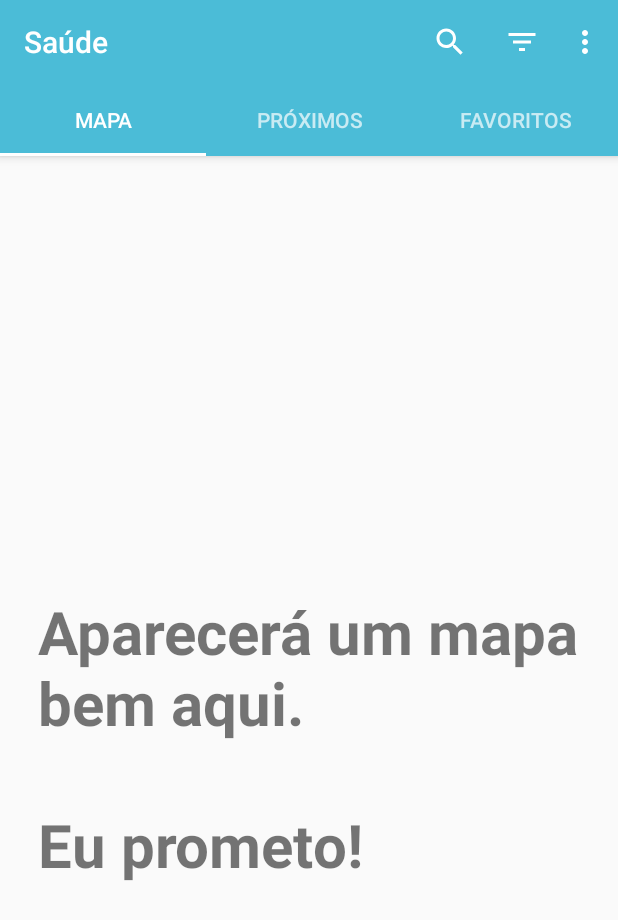
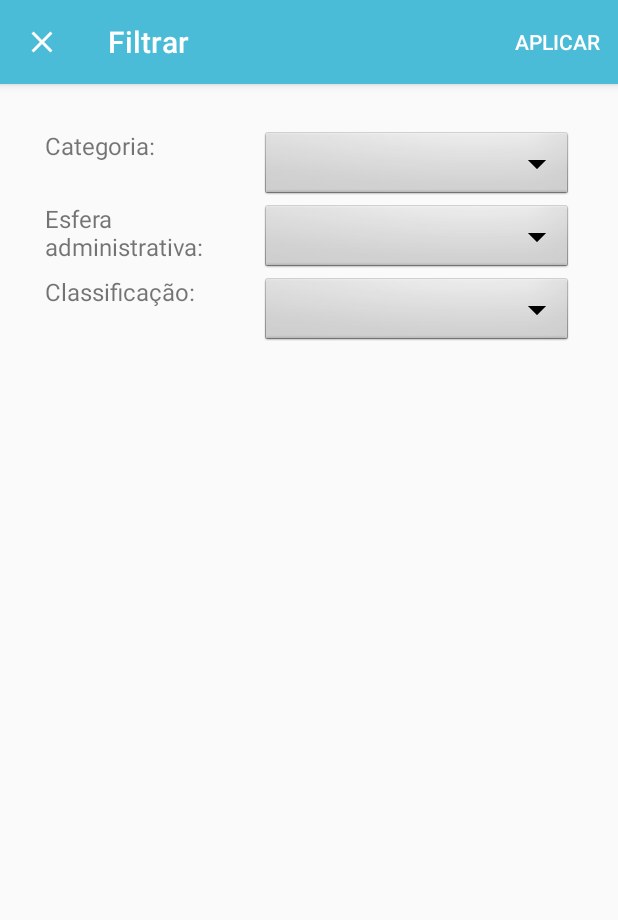
Before and after one commit to RaquelFernandes/maissaude, an Android app: the screen it shows after launch once a user with an empty profile is signed in (MainActivity before the commit, FiltroActivity after it), after a tap on "Filtrar", on a phone screen of 412 x 824 dp. Shown: the top 920 px of the screen. Run offline under Robolectric (Android 15) with nearby library versions, the phone set to English and light mode, and no system bars; our stand-ins replace Firebase (no records; nobody signed in at launch, a user with empty details on screens opened directly).

Commit message:
Cria nova Activitiy e Menu
Sobre e Filtrar

```diff
--- a/app/build.gradle
+++ b/app/build.gradle
@@ -31,6 +31,7 @@ dependencies {
     compile 'com.google.firebase:firebase-core:10.0.1'
     compile 'com.google.firebase:firebase-auth:10.0.1'
     compile 'com.google.firebase:firebase-storage:10.0.1'
+    compile 'com.google.android.gms:play-services-maps:10.0.1'
     testCompile 'junit:junit:4.12'
 }
 
--- a/app/src/main/java/com/example/a1514290074/saude/atividades/CadastroActivity.java
+++ b/app/src/main/java/com/example/a1514290074/saude/atividades/CadastroActivity.java
@@ -42,6 +42,7 @@ import com.google.firebase.auth.FirebaseUser;
 import com.google.firebase.auth.UserProfileChangeRequest;
 import com.google.firebase.storage.FirebaseStorage;
 import com.google.firebase.storage.StorageReference;
+import com.google.firebase.storage.StorageTask;
 import com.google.firebase.storage.UploadTask;
 
 public class CadastroActivity extends AppCompatActivity {
@@ -183,7 +184,7 @@ public class CadastroActivity extends AppCompatActivity {
         byte[] data = FotoHelper.imageViewToByteArray(ivFoto);
 
         UploadTask uploadTask = fotoRef.putBytes(data);
-        uploadTask.addOnFailureListener(new OnFailureListener() {
+        StorageTask<UploadTask.TaskSnapshot> taskSnapshotStorageTask = uploadTask.addOnFailureListener(new OnFailureListener() {
             @Override
             public void onFailure(@NonNull Exception exception) {
                 Log.d("UPLOAD_FOTO", "erro");
--- /dev/null
+++ b/app/src/main/java/com/example/a1514290074/saude/atividades/FiltroActivity.java
@@ -0,0 +1,36 @@
+package com.example.a1514290074.saude.atividades;
+
+import android.app.Activity;
+import android.content.DialogInterface;
+import android.content.Intent;
+import android.support.v7.app.AlertDialog;
+import android.support.v7.app.AppCompatActivity;
+import android.os.Bundle;
+import android.support.v7.widget.SearchView;
+import android.view.Menu;
+import android.view.MenuItem;
+import android.widget.Toast;
+
+import com.example.a1514290074.saude.R;
+
+public class FiltroActivity extends AppCompatActivity {
+
+    @Override
+    protected void onCreate(Bundle savedInstanceState) {
+        super.onCreate(savedInstanceState);
+        setContentView(R.layout.activity_filtro);
+    }
+
+    @Override
+    public boolean onCreateOptionsMenu(Menu menu) {
+        getMenuInflater().inflate(R.menu.filtro, menu);
+        return true;
+    }
+
+    public void aplicar(MenuItem item) {
+        Intent returnIntent = new Intent();
+        returnIntent.putExtra("dados", "teste");
+        setResult(Activity.RESULT_OK, returnIntent);
+        finish();
+    }
+}
--- a/app/src/main/java/com/example/a1514290074/saude/atividades/MainActivity.java
+++ b/app/src/main/java/com/example/a1514290074/saude/atividades/MainActivity.java
@@ -1,5 +1,6 @@
 package com.example.a1514290074.saude.atividades;
 
+import android.content.DialogInterface;
 import android.content.Intent;
 import android.support.design.widget.TabLayout;
 import android.support.v4.app.Fragment;
@@ -7,6 +8,7 @@ import android.support.v4.app.FragmentManager;
 import android.support.v4.app.FragmentPagerAdapter;
 import android.support.v4.view.ViewPager;
 import android.os.Bundle;
+import android.support.v7.app.AlertDialog;
 import android.support.v7.app.AppCompatActivity;
 import android.support.v7.widget.SearchView;
 import android.support.v7.widget.Toolbar;
@@ -30,6 +32,8 @@ public class MainActivity extends AppCompatActivity {
     private TabLayout tabLayout;
     private ViewPager viewPager;
     private SearchView searchView;
+
+    private final static int FILTRAR = 1;
 
     @Override
     protected void onCreate(Bundle savedInstanceState) {
@@ -102,6 +106,35 @@ public class MainActivity extends AppCompatActivity {
         return true;
     }
 
+    @Override
+    protected void onActivityResult(int requestCode, int resultCode, Intent data) {
+        // Check which request we're responding to
+        if (requestCode == FILTRAR) {
+            // Make sure the request was successful
+            if (resultCode == RESULT_OK) {
+                // The user picked a contact.
+                // The Intent's data Uri identifies which contact was selected.
+
+                // Do something with the contact here (bigger example below)
+            }
+        }
+    }
+
+    public void filtrar(MenuItem item) {
+        Intent it = new Intent(MainActivity.this, FiltroActivity.class);
+        startActivityForResult(it, FILTRAR);
+    }
+
+    public void sobre(MenuItem item) {
+        AlertDialog.Builder dialogo = new AlertDialog.Builder(MainActivity.this);
+        dialogo.setMessage(R.string.main_dlg_sobre)
+                .setPositiveButton(R.string.btn_ok, new DialogInterface.OnClickListener() {
+                    public void onClick(DialogInterface dialog, int id) {
+                        dialog.dismiss();
+                    }
+                }).create().show();
+    }
+
     public void sair(MenuItem item) {
         FirebaseAuth.getInstance().signOut();
         Intent it = new Intent(MainActivity.this, LoginActivity.class);
--- a/app/src/main/java/com/example/a1514290074/saude/fragmentos/MapaFragment.java
+++ b/app/src/main/java/com/example/a1514290074/saude/fragmentos/MapaFragment.java
@@ -1,29 +1,100 @@
 package com.example.a1514290074.saude.fragmentos;
 
+import android.Manifest;
+import android.content.pm.PackageManager;
 import android.os.Bundle;
+import android.support.annotation.NonNull;
+import android.support.v4.app.ActivityCompat;
 import android.support.v4.app.Fragment;
+import android.util.Log;
 import android.view.LayoutInflater;
 import android.view.View;
 import android.view.ViewGroup;
 
 import com.example.a1514290074.saude.R;
+import com.google.android.gms.maps.CameraUpdateFactory;
+import com.google.android.gms.maps.GoogleMap;
+import com.google.android.gms.maps.MapView;
+import com.google.android.gms.maps.MapsInitializer;
+import com.google.android.gms.maps.OnMapReadyCallback;
+import com.google.android.gms.maps.model.CameraPosition;
+import com.google.android.gms.maps.model.LatLng;
+import com.google.android.gms.maps.model.MarkerOptions;
 
-public class MapaFragment extends Fragment{
+public class MapaFragment extends Fragment {
+
+    MapView mMapView;
+    private GoogleMap googleMap;
 
     public MapaFragment() {
-        // Required empty public constructor
+        // Construtor vazio
     }
 
     @Override
-    public void onCreate(Bundle savedInstanceState) {
-        super.onCreate(savedInstanceState);
+    public View onCreateView(LayoutInflater inflater, ViewGroup container, Bundle savedInstanceState) {
+        View rootView = inflater.inflate(R.layout.fragment_mapa, container, false);
+
+        mMapView = (MapView) rootView.findViewById(R.id.mapView);
+        mMapView.onCreate(savedInstanceState);
+
+        mMapView.onResume(); // needed to get the map to display immediately
+
+        try {
+            MapsInitializer.initialize(getActivity().getApplicationContext());
+        } catch (Exception e) {
+            e.printStackTrace();
+        }
+
+        mMapView.getMapAsync(new OnMapReadyCallback() {
+            @Override
+            public void onMapReady(GoogleMap mMap) {
+                googleMap = mMap;
+
+                // For showing a move to my location button
+                if (ActivityCompat.checkSelfPermission(getActivity(), Manifest.permission.ACCESS_FINE_LOCATION) != PackageManager.PERMISSION_GRANTED &&
+                        ActivityCompat.checkSelfPermission(getActivity(), Manifest.permission.ACCESS_COARSE_LOCATION) != PackageManager.PERMISSION_GRANTED) {
+                    Log.d("PERMISSAO", "LOCALIZAÇÂO NEGADA");
+                    return;
+                }
+
+                googleMap.getUiSettings().setAllGesturesEnabled(true);
+                googleMap.setMyLocationEnabled(true);
+
+                // For dropping a marker at a point on the Map
+                LatLng sydney = new LatLng(-34, 151);
+                googleMap.addMarker(new MarkerOptions().position(sydney).title("Título").snippet("Descrição"));
+
+                // For zooming automatically to the location of the marker
+                CameraPosition cameraPosition = new CameraPosition.Builder().target(sydney).zoom(12).build();
+                googleMap.animateCamera(CameraUpdateFactory.newCameraPosition(cameraPosition));
+            }
+        });
+
+        return rootView;
     }
 
     @Override
-    public View onCreateView(LayoutInflater inflater, ViewGroup container,
-                             Bundle savedInstanceState) {
-        // Inflate the layout for this fragment
-        return inflater.inflate(R.layout.fragment_mapa, container, false);
+    public void onResume() {
+        super.onResume();
+        mMapView.onResume();
+    }
+
+    @Override
+    public void onPause() {
+        super.onPause();
+        mMapView.onPause();
+    }
+
+    @Override
+    public void onDestroy() {
+        super.onDestroy();
+        mMapView.onDestroy();
+    }
+
+    @Override
+    public void onLowMemory() {
+        super.onLowMemory();
+        mMapView.onLowMemory();
     }
 
 }
--- /dev/null
+++ b/app/src/main/res/drawable/ic_close.xml
@@ -0,0 +1,9 @@
+<vector xmlns:android="http://schemas.android.com/apk/res/android"
+        android:width="24dp"
+        android:height="24dp"
+        android:viewportWidth="24.0"
+        android:viewportHeight="24.0">
+    <path
+        android:fillColor="#FFF"
+        android:pathData="M19,6.41L17.59,5 12,10.59 6.41,5 5,6.41 10.59,12 5,17.59 6.41,19 12,13.41 17.59,19 19,17.59 13.41,12z"/>
+</vector>
--- /dev/null
+++ b/app/src/main/res/layout/activity_filtro.xml
@@ -0,0 +1,54 @@
+<?xml version="1.0" encoding="utf-8"?>
+<GridLayout xmlns:android="http://schemas.android.com/apk/res/android"
+    xmlns:app="http://schemas.android.com/apk/res-auto"
+    xmlns:tools="http://schemas.android.com/tools"
+    android:layout_width="match_parent"
+    android:layout_height="match_parent"
+    android:clipToPadding="false"
+    android:columnCount="2"
+    android:elevation="0dp"
+    android:orientation="vertical"
+    android:padding="30dp"
+    android:rowCount="3"
+    tools:context="com.example.a1514290074.saude.atividades.FiltroActivity">
+
+    <TextView
+        android:layout_columnWeight="0.3"
+        android:text="Categoria:"
+        android:textSize="16sp" />
+
+    <TextView
+        android:layout_columnWeight="0.3"
+        android:text="Esfera \nadministrativa:"
+        android:textSize="16sp" />
+
+    <TextView
+        android:layout_columnWeight="0.3"
+        android:text="Classificação:"
+        android:textSize="16sp" />
+
+    <Spinner
+        android:layout_width="wrap_content"
+        android:layout_height="wrap_content"
+        android:layout_columnWeight="1"
+        android:background="@android:drawable/btn_dropdown"
+        android:paddingBottom="30dp"
+        android:spinnerMode="dropdown" />
+
+    <Spinner
+        android:layout_width="wrap_content"
+        android:layout_height="wrap_content"
+        android:layout_columnWeight="1"
+        android:background="@android:drawable/btn_dropdown"
+        android:paddingBottom="30dp"
+        android:spinnerMode="dropdown" />
+
+    <Spinner
+        android:layout_width="wrap_content"
+        android:layout_height="wrap_content"
+        android:layout_columnWeight="1"
+        android:background="@android:drawable/btn_dropdown"
+        android:paddingBottom="30dp"
+        android:spinnerMode="dropdown" />
+
+</GridLayout>
--- a/app/src/main/res/layout/activity_main.xml
+++ b/app/src/main/res/layout/activity_main.xml
@@ -21,7 +21,8 @@
             android:layout_width="match_parent"
             android:layout_height="wrap_content"
             app:tabMode="fixed"
-            app:tabGravity="fill"/>
+            app:tabGravity="fill"
+            app:tabIndicatorColor="@color/tabIndicator"/>
     </android.support.design.widget.AppBarLayout>
 
     <android.support.v4.view.ViewPager
--- a/app/src/main/res/layout/fragment_mapa.xml
+++ b/app/src/main/res/layout/fragment_mapa.xml
@@ -1,15 +1,11 @@
+<?xml version="1.0" encoding="utf-8"?>
 <RelativeLayout xmlns:android="http://schemas.android.com/apk/res/android"
-    xmlns:tools="http://schemas.android.com/tools"
     android:layout_width="match_parent"
-    android:layout_height="match_parent"
-    tools:context="com.example.a1514290074.saude.fragmentos.MapaFragment">
+    android:layout_height="match_parent" >
 
-    <TextView
-        android:layout_width="wrap_content"
-        android:layout_height="wrap_content"
-        android:text="Aparecerá um mapa\nbem aqui.\n\nEu prometo!"
-        android:textSize="40dp"
-        android:textStyle="bold"
-        android:layout_centerInParent="true"/>
+    <com.google.android.gms.maps.MapView
+        android:id="@+id/mapView"
+        android:layout_width="match_parent"
+        android:layout_height="match_parent" />
 
 </RelativeLayout>
--- /dev/null
+++ b/app/src/main/res/menu/filtro.xml
@@ -0,0 +1,10 @@
+<?xml version="1.0" encoding="utf-8"?>
+<menu xmlns:android="http://schemas.android.com/apk/res/android"
+    xmlns:app="http://schemas.android.com/apk/res-auto">
+
+    <item android:id="@+id/action_aplicar"
+        android:title="@string/menu_aplicar"
+        app:showAsAction="ifRoom"
+        android:onClick="aplicar" />
+
+</menu>
--- a/app/src/main/res/menu/main.xml
+++ b/app/src/main/res/menu/main.xml
@@ -6,7 +6,12 @@
         android:orderInCategory="2"
         android:title="@string/main_title_filtrar"
         android:icon="@drawable/ic_filter_list"
-        app:showAsAction="ifRoom" />
+        app:showAsAction="ifRoom"
+        android:onClick="filtrar"/>
+
+    <item android:id="@+id/menu_sobre"
+        android:title="@string/menu_sobre"
+        android:onClick="sobre"/>
 
     <item android:id="@+id/menu_sair"
         android:title="@string/menu_sair"
--- a/app/src/main/res/values/strings.xml
+++ b/app/src/main/res/values/strings.xml
@@ -43,5 +43,8 @@
     <string name="main_title_pesquisar">Pesquisar</string>
     <string name="main_title_filtrar">Filtrar</string>
     <string name="tab_favoritos">Favoritos</string>
+    <string name="menu_sobre">Sobre</string>
+    <string name="main_dlg_sobre">Desenvolvido por:\n\nDaniel Sousa\nsousa.dfs@gmail.com</string>
+    <string name="menu_aplicar">Aplicar</string>
 
 </resources>
--- a/app/src/main/res/values/styles.xml
+++ b/app/src/main/res/values/styles.xml
@@ -3,6 +3,13 @@
     <style name="MaterialTheme" parent="MaterialTheme.Base">
 
     </style>
+
+    <style name="Filtrar" parent="MaterialTheme.Base">
+        <item name="windowNoTitle">false</item>
+        <item name="windowActionBar">true</item>
+        <item name="android:homeAsUpIndicator">@drawable/ic_close</item>
+    </style>
+
 
     <style name="Login" parent="MaterialTheme.Base">
         <item name="colorPrimary">@color/colorPrimary</item>
@@ -21,7 +28,7 @@
         <item name="windowActionBar">false</item>
         <item name="colorPrimary">@color/colorPrimary</item>
         <item name="colorPrimaryDark">@color/colorPrimaryDark</item>
-        <item name="colorAccent">@color/tabIndicator</item>
+        <item name="colorAccent">@color/colorPrimary</item>
     </style>
 
 </resources>
--- a/build.gradle
+++ b/build.gradle
@@ -7,7 +7,6 @@ buildscript {
     dependencies {
         classpath 'com.android.tools.build:gradle:2.3.0'
         classpath 'com.google.gms:google-services:3.0.0'
-
         // NOTE: Do not place your application dependencies here; they belong
         // in the individual module build.gradle files
     }
```
Also changed, not shown: app/src/main/AndroidManifest.xml (+17 -4 lines), app/src/main/res/drawable/ic_check.xml (added, +9 -0 lines).
